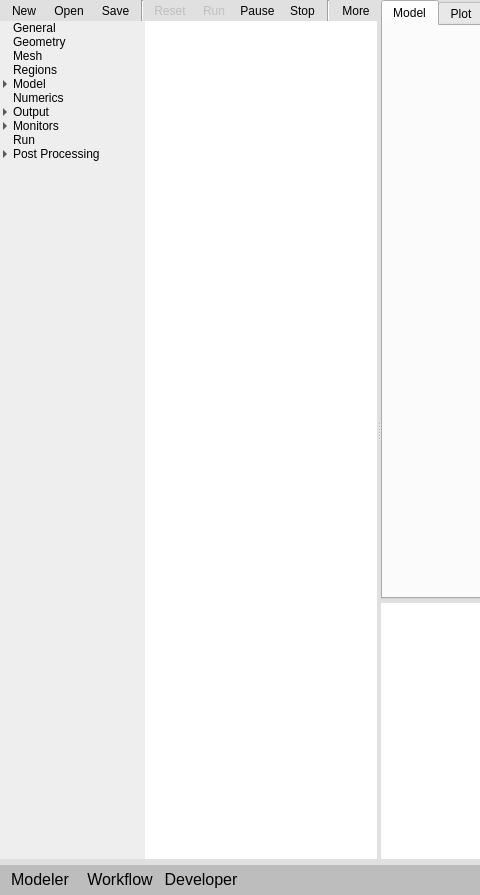
Old version of the form gui/uifiles/gui.ui in the repository truongd8593/mfix; both pictures show x 0 to 480 and y 0 to 895 of the 997 by 895 pixel window.
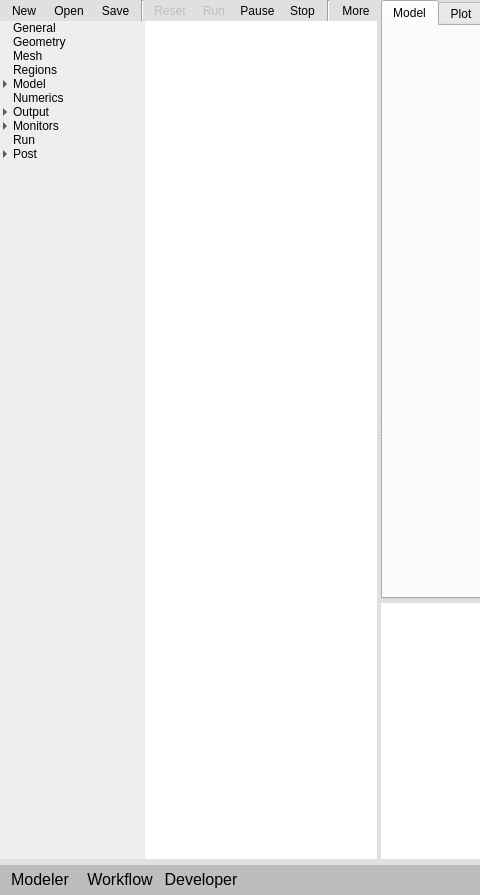
New version of the form.

Commit message: shorten "Post Processing" to "Post" in navigation tree

```diff
--- a/gui/uifiles/gui.ui
+++ b/gui/uifiles/gui.ui
@@ -654,7 +654,7 @@
                  </item>
                  <item>
                   <property name="text">
-                   <string>Post Processing</string>
+                   <string>Post</string>
                   </property>
                   <item>
                    <property name="text">
```
